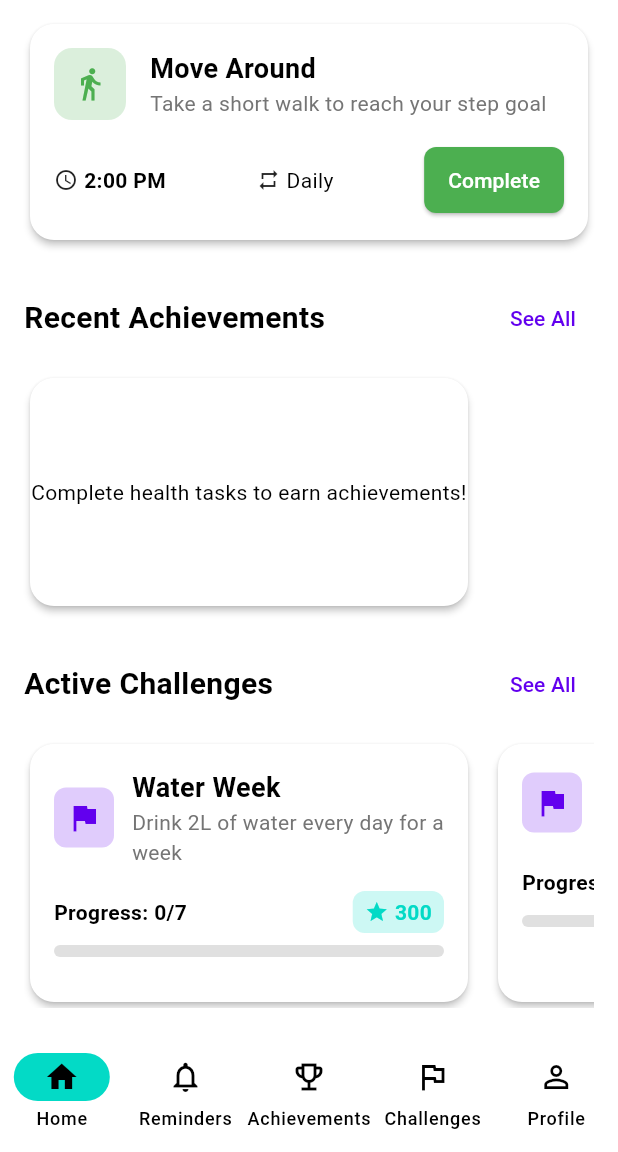
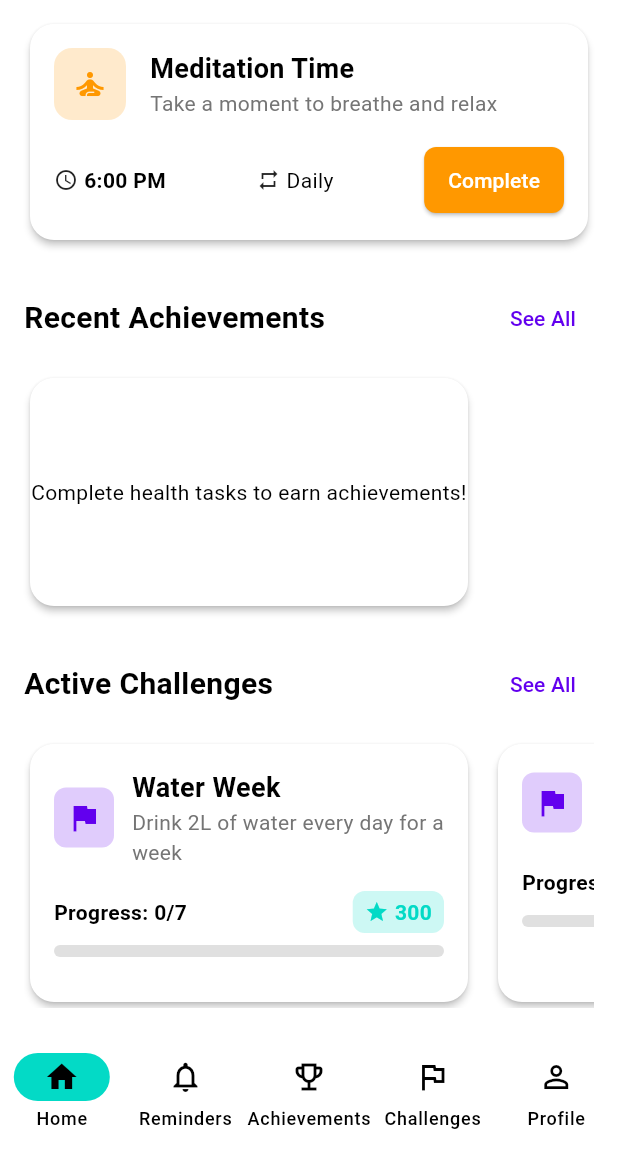
Before and after one commit to dalonzoo/smart_health_reminder_demo, a Flutter app: the screen it shows after launch, scrolled down 308 dp, after a tap on "Complete", on a phone screen of 412 x 824 dp, the part 84-1236 px from its top. Run offline on Flutter 3.47's test engine with Material 3 defaults, Android fonts, the phone set to English and light mode, and no system bars; our stand-ins replace charts_flutter, fl_chart, shared_preferences; accounts and stored records are empty.

Commit message:
- Complete reminder fix - Appp's Screenshots and video

```diff
--- a/lib/main.dart
+++ b/lib/main.dart
@@ -52,6 +52,12 @@ class _MyAppState extends State<MyApp> {
 
     setState(() {
       darkModeEnabled = prefs.getBool('darkMode') ?? false;
+
+      if(isDarkModeSet){
+        if(darkModeEnabled) {
+          Provider.of<ThemeProvider>(context, listen: false).toggleTheme();
+        }
+      }
     });
 
 
@@ -63,7 +69,6 @@ class _MyAppState extends State<MyApp> {
       title: 'Smart Health Reminder',
       theme: Provider.of<ThemeProvider>(context).themeData,
       darkTheme: AppTheme.darkTheme,
-      themeMode: (isDarkModeSet) ? (darkModeEnabled ? ThemeMode.dark : ThemeMode.light) : ThemeMode.system,
       debugShowCheckedModeBanner: false,
       home: const HomeScreen(),
     );
--- a/lib/screens/home_screen.dart
+++ b/lib/screens/home_screen.dart
@@ -3,6 +3,7 @@ import 'package:provider/provider.dart';
 import 'package:smart_health_reminder_demo/screens/profile_screen.dart';
 import 'package:smart_health_reminder_demo/screens/reminders_screen.dart';
 
+import '../models/reminder.dart';
 import '../providers/gamification_provider.dart';
 import '../providers/health_provider.dart';
 import '../providers/reminder_provider.dart';
@@ -12,7 +13,6 @@ import '../widgets/health_summary_card.dart';
 import '../widgets/next_reminder_card.dart';
 import 'achievements_screen.dart';
 import 'challenges_screen.dart';
-
 
 class HomeScreen extends StatefulWidget {
   const HomeScreen({Key? key}) : super(key: key);
@@ -24,6 +24,7 @@ class HomeScreen extends StatefulWidget {
 class _HomeScreenState extends State<HomeScreen> {
   int _selectedIndex = 0;
 
+
   final List<Widget> _screens = [
     const _HomeTab(),
     const RemindersScreen(),
@@ -34,6 +35,8 @@ class _HomeScreenState extends State<HomeScreen> {
 
   @override
   Widget build(BuildContext context) {
+
+
     return Scaffold(
       body: _screens[_selectedIndex],
       bottomNavigationBar: NavigationBar(
@@ -76,6 +79,7 @@ class _HomeScreenState extends State<HomeScreen> {
 }
 
 class _HomeTab extends StatelessWidget {
+
   const _HomeTab({Key? key}) : super(key: key);
 
   @override
@@ -83,7 +87,7 @@ class _HomeTab extends StatelessWidget {
     final healthProvider = Provider.of<HealthProvider>(context);
     final gamificationProvider = Provider.of<GamificationProvider>(context);
     final reminderProvider = Provider.of<ReminderProvider>(context);
-
+    Reminder? nextReminder = reminderProvider.getNextReminder();
     return SafeArea(
       child: CustomScrollView(
         slivers: [
@@ -170,7 +174,11 @@ class _HomeTab extends StatelessWidget {
                     ),
                   ),
                   const SizedBox(height: 12),
-                  NextReminderCard(reminder: reminderProvider.getNextReminder()),
+                  NextReminderCard(reminder: nextReminder,
+                    onComplete: () {
+                    print("completato");
+                      nextReminder = reminderProvider.getNextReminder();
+                    },),
 
                   const SizedBox(height: 24),
                   Row(
@@ -204,6 +212,7 @@ class _HomeTab extends StatelessWidget {
                           : 1,
                       itemBuilder: (context, index) {
                         if (gamificationProvider.unlockedAchievements.isEmpty) {
+                          print("lista vuota");
                           return const SizedBox(
                             width: 300,
                             child: Card(
@@ -216,6 +225,7 @@ class _HomeTab extends StatelessWidget {
                             ),
                           );
                         }
+                        print("lista non  vuota");
                         return Padding(
                           padding: const EdgeInsets.only(right: 12),
                           child: SizedBox(
--- a/lib/screens/profile/settings_screen.dart
+++ b/lib/screens/profile/settings_screen.dart
@@ -100,8 +100,9 @@ class _SettingsScreenState extends State<SettingsScreen> {
             onChanged: (value) {
               setState(() {
                 _darkModeEnabled = value;
+                Provider.of<ThemeProvider>(context, listen: false).toggleTheme();
               });
-              Provider.of<ThemeProvider>(context, listen: false).toggleTheme();
+
               _saveThemePreference(value);
               // In a real app, this would update the theme
             },
--- a/lib/widgets/achievement_card.dart
+++ b/lib/widgets/achievement_card.dart
@@ -13,6 +13,8 @@ class AchievementCard extends StatelessWidget {
 
   @override
   Widget build(BuildContext context) {
+
+
     return Card(
       elevation: isLocked ? 0 : 2,
       color: isLocked ? Colors.grey[200] : null,
--- a/lib/widgets/next_reminder_card.dart
+++ b/lib/widgets/next_reminder_card.dart
@@ -1,14 +1,28 @@
 import 'package:flutter/material.dart';
+import 'package:provider/provider.dart';
+import 'package:smart_health_reminder_demo/models/achievement.dart';
+import 'package:smart_health_reminder_demo/providers/gamification_provider.dart';
 
 import '../models/reminder.dart';
+import '../providers/reminder_provider.dart';
 
-class NextReminderCard extends StatelessWidget {
+class NextReminderCard extends StatefulWidget {
   final Reminder? reminder;
+  final VoidCallback? onComplete;
 
-  const NextReminderCard({Key? key, this.reminder}) : super(key: key);
+  const NextReminderCard({Key? key, this.reminder,this.onComplete}) : super(key: key);
 
   @override
+  _NextReminderCardState createState() => _NextReminderCardState();
+}
+
+class _NextReminderCardState extends State<NextReminderCard> {
+  @override
   Widget build(BuildContext context) {
+    final gamificationProvider = Provider.of<GamificationProvider>(context);
+    final reminderProvider = Provider.of<ReminderProvider>(context);
+    Reminder? reminder = widget.reminder;
+
     if (reminder == null) {
       return Card(
         child: Padding(
@@ -48,12 +62,12 @@ class NextReminderCard extends StatelessWidget {
                 Container(
                   padding: const EdgeInsets.all(12),
                   decoration: BoxDecoration(
-                    color: _getReminderColor(reminder!.type).withOpacity(0.2),
+                    color: _getReminderColor(reminder.type).withOpacity(0.2),
                     borderRadius: BorderRadius.circular(12),
                   ),
                   child: Icon(
-                    _getReminderIcon(reminder!.type),
-                    color: _getReminderColor(reminder!.type),
+                    _getReminderIcon(reminder.type),
+                    color: _getReminderColor(reminder.type),
                   ),
                 ),
                 const SizedBox(width: 16),
@@ -62,14 +76,14 @@ class NextReminderCard extends StatelessWidget {
                     crossAxisAlignment: CrossAxisAlignment.start,
                     children: [
                       Text(
-                        reminder!.title,
+                        reminder.title,
                         style: const TextStyle(
                           fontSize: 18,
                           fontWeight: FontWeight.bold,
                         ),
                       ),
                       Text(
-                        reminder!.description,
+                        reminder.description,
                         style: TextStyle(
                           fontSize: 14,
                           color: Colors.grey[600],
@@ -89,7 +103,7 @@ class NextReminderCard extends StatelessWidget {
                     const Icon(Icons.access_time, size: 16),
                     const SizedBox(width: 4),
                     Text(
-                      reminder!.time.format(context),
+                      reminder.time.format(context),
                       style: const TextStyle(
                         fontSize: 14,
                         fontWeight: FontWeight.bold,
@@ -102,7 +116,7 @@ class NextReminderCard extends StatelessWidget {
                     const Icon(Icons.repeat, size: 16),
                     const SizedBox(width: 4),
                     Text(
-                      _getFrequencyText(reminder!.frequency),
+                      _getFrequencyText(reminder.frequency),
                       style: const TextStyle(
                         fontSize: 14,
                       ),
@@ -111,11 +125,16 @@ class NextReminderCard extends StatelessWidget {
                 ),
                 ElevatedButton(
                   onPressed: () {
-                    // Handle reminder action
-
+                    setState(() {
+                      reminderProvider.getNextReminder();
+                    });
+                    if (widget.onComplete != null) {
+                      reminderProvider.deleteReminder(reminder.id);
+                      widget.onComplete!();
+                    }
                   },
                   style: ElevatedButton.styleFrom(
-                    backgroundColor: _getReminderColor(reminder!.type),
+                    backgroundColor: _getReminderColor(reminder.type),
                     foregroundColor: Colors.white,
                   ),
                   child: const Text('Complete'),
```
